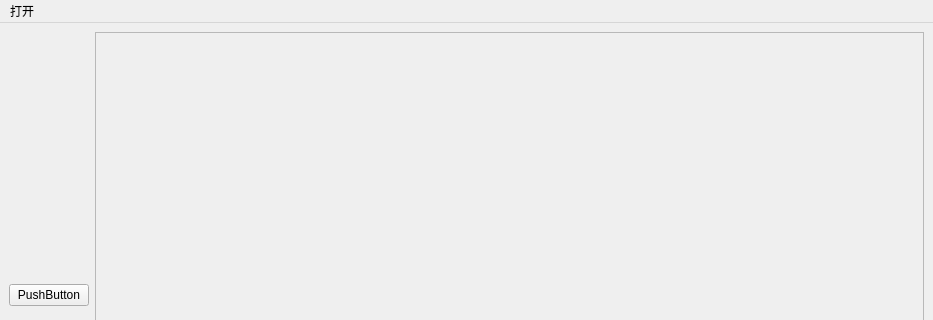
First picture: the form in untitled.ui, repository jy03018013/VideoManager, before the edit; both pictures show x 0 to 933 and y 0 to 320 of the 933 by 589 pixel window.
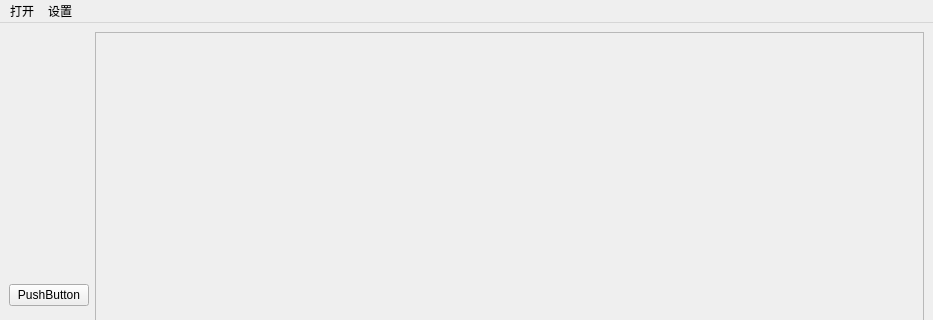
Second picture: the form after the edit.

What changed in the file:
```diff
--- a/untitled.ui
+++ b/untitled.ui
@@ -71,7 +71,14 @@
     <addaction name="openfile"/>
     <addaction name="openfolder"/>
    </widget>
+   <widget class="QMenu" name="setting">
+    <property name="title">
+     <string>设置</string>
+    </property>
+    <addaction name="open_setting"/>
+   </widget>
    <addaction name="menu"/>
+   <addaction name="setting"/>
   </widget>
   <widget class="QStatusBar" name="statusbar"/>
   <action name="openfile">
```
Left out of the diff: 5 changed lines with no effect on the pictures.
